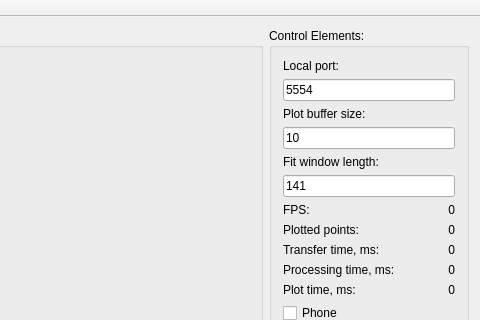
Sureshdharani/Racket-Project, file RacketMotionServer/mainwin.ui: the form before one commit; both pictures show x 181 to 661 and y 0 to 320 of the 661 by 523 pixel window.
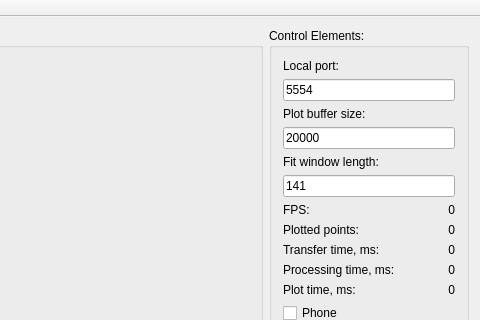
The form after the commit. Custom widgets are drawn as their Qt base class.

Patch:
```diff
--- a/RacketMotionServer/mainwin.ui
+++ b/RacketMotionServer/mainwin.ui
@@ -202,7 +202,7 @@
             <string extracomment="Local Port"/>
            </property>
            <property name="text">
-            <string>10</string>
+            <string>20000</string>
            </property>
           </widget>
          </item>
```
